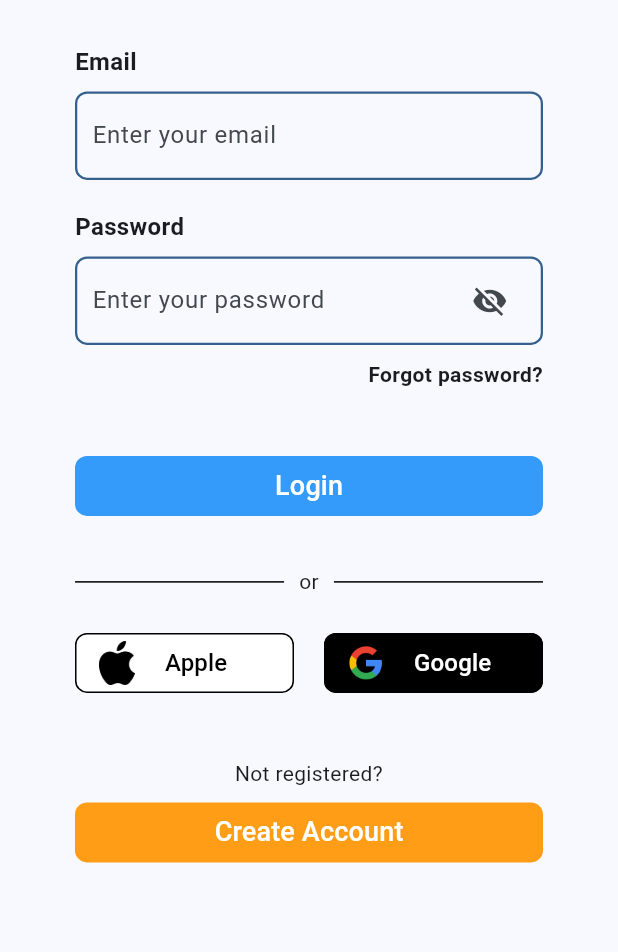
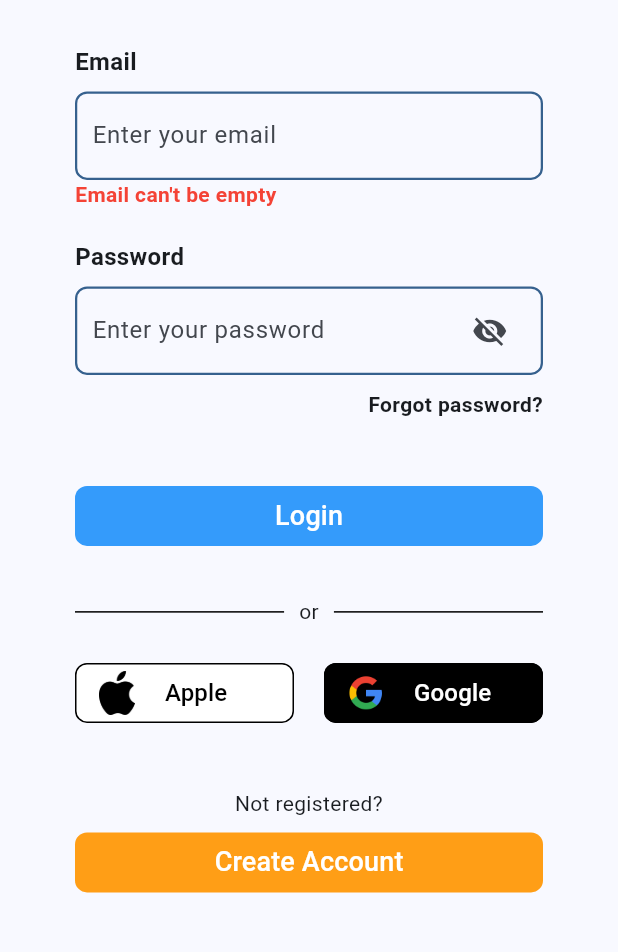
Before and after one commit to amarosv/SongSwipe, a Flutter app: the LoginView screen opened directly with empty values, after a tap on "Login", on a phone screen of 412 x 824 dp, the part 232-1184 px from its top. Run offline on Flutter 3.47's test engine with Material 3 defaults, Android fonts, the phone set to English and light mode, and no system bars; our stand-ins replace firebase_auth, firebase_core, flutter_dotenv, flutter_riverpod, go_router, image_cropper and 3 more; accounts and stored records are empty; generated files the repository leaves out were written again.

Commit message:
Pantalla de login muestra errores

```diff
--- a/lib/config/languages/app_en.arb
+++ b/lib/config/languages/app_en.arb
@@ -45,5 +45,7 @@
     "verified": "verified!",
     "verified_email": "you have verified your email",
     "attention": "attention!",
-    "fill_fields": "please fill in all fields"
+    "fill_fields": "please fill in all fields",
+    "error_account_not_exists": "no user found for that email or password is wrong",
+    "error": "an error has occurred"
 }
--- a/lib/config/languages/app_es.arb
+++ b/lib/config/languages/app_es.arb
@@ -45,5 +45,7 @@
     "verified": "verificado!",
     "verified_email": "has verificado tu email",
     "attention": "atención!",
-    "fill_fields": "por favor, rellena todos los campos"
+    "fill_fields": "por favor, rellena todos los campos",
+    "error_account_not_exists": "no se ha encontrado un usuario para ese email o la contraseña es incorrecta",
+    "error": "ha ocurrido un error"
 }
--- a/lib/config/languages/app_it.arb
+++ b/lib/config/languages/app_it.arb
@@ -45,5 +45,7 @@
     "verified": "verificato!",
     "verified_email": "hai verificato la tua email",
     "attention": "attenzione!",
-    "fill_fields": "si prega di compilare tutti i campi"
+    "fill_fields": "si prega di compilare tutti i campi",
+    "error_account_not_exists": "nessun utente trovato per quell'email o la password è errata",
+    "error": "si è verificato un errore"
 }
--- a/lib/config/router/app_router.dart
+++ b/lib/config/router/app_router.dart
@@ -17,10 +17,11 @@ class AppRouter {
     // Comprobamos si el usuario esta logeado
     final user = FirebaseAuth.instance.currentUser;
 
-    if (user != null) {
-      // location = '/login';
-      location = '/login';
+    if (user != null && !user.emailVerified) {
+      location = '/verify-email';
     }
+
+    location = '/signup';
 
     // Devolvemos la ruta
     return location;
@@ -44,20 +45,22 @@ class AppRouter {
       GoRoute(
         path: '/change-theme',
         name: ChangeThemeScreen.name,
-        builder: (context, state) =>
-            ChangeThemeScreen(),
+        builder: (context, state) => ChangeThemeScreen(),
       ),
       GoRoute(
         path: '/complete-profile',
         name: CompleteProfileScreen.name,
-        builder: (context, state) =>
-            CompleteProfileScreen(),
+        builder: (context, state) => CompleteProfileScreen(),
       ),
       GoRoute(
         path: '/verify-email',
         name: VerifyEmailScreen.name,
-        builder: (context, state) =>
-            VerifyEmailScreen(),
+        builder: (context, state) => VerifyEmailScreen(),
+      ),
+      GoRoute(
+        path: '/select-artists-screen',
+        name: SelectArtistsScreen.name,
+        builder: (context, state) => SelectArtistsScreen(),
       ),
     ],
   );
--- a/lib/helpers/export_helpers.dart
+++ b/lib/helpers/export_helpers.dart
@@ -1,4 +1,5 @@
 export 'enums.dart';
 export 'preferences.dart';
 export 'strings_methods.dart';
+export 'utils.dart';
 export 'validators.dart';
--- a/lib/presentation/screens/export_screens.dart
+++ b/lib/presentation/screens/export_screens.dart
@@ -1,5 +1,6 @@
 export 'change_theme_screen.dart';
 export 'complete_profile_screen.dart';
 export 'login_screen.dart';
+export 'select_artists_screen.dart';
 export 'signup_screen.dart';
 export 'verify_email_screen.dart';
--- a/lib/presentation/views/export_views.dart
+++ b/lib/presentation/views/export_views.dart
@@ -1,5 +1,6 @@
 export 'change_theme_view.dart';
 export 'complete_profile_view.dart';
 export 'login_view.dart';
+export 'select_artists_view.dart';
 export 'signup_view.dart';
 export 'verify_email_view.dart';
--- a/lib/presentation/views/login_view.dart
+++ b/lib/presentation/views/login_view.dart
@@ -19,6 +19,14 @@ class _LoginViewState extends State<LoginView> {
   // Constante que almacena la ruta a los logos
   final String assetsPath = 'assets/images/logos';
 
+  // Booleanos que controlan cuando se muestran los mensajes de error
+  bool _showErrorEmail = false;
+  bool _showErrorPassword = false;
+
+  // Cadenas que almacenan los mensajes de error
+  String _emailError = '';
+  String _passwordError = '';
+
   // Controllers de los TextField
   late TextEditingController emailController;
   late TextEditingController passwordController;
@@ -28,7 +36,17 @@ class _LoginViewState extends State<LoginView> {
     super.initState();
     // Inicializamos los controllers
     emailController = TextEditingController();
+    emailController.addListener(() {
+      setState(() {
+        _showErrorEmail = false;
+      });
+    });
     passwordController = TextEditingController();
+    passwordController.addListener(() {
+      setState(() {
+        _showErrorPassword = false;
+      });
+    });
   }
 
   @override
@@ -79,6 +97,20 @@ class _LoginViewState extends State<LoginView> {
                 textEditingController: emailController,
               ),
 
+              // Mensaje de error del email
+              _showErrorEmail
+                  ? Padding(
+                      padding: const EdgeInsets.symmetric(horizontal: 50),
+                      child: SizedBox(
+                          width: width,
+                          child: Text(
+                            _emailError,
+                            style: TextStyle(
+                                color: Colors.red, fontWeight: FontWeight.bold),
+                          )),
+                    )
+                  : Container(),
+
               const SizedBox(height: 20),
 
               // CustomTextField para la contraseña
@@ -90,6 +122,20 @@ class _LoginViewState extends State<LoginView> {
                 textEditingController: passwordController,
                 isPassword: true,
               ),
+
+              // Mensaje de error de la contraseña
+              _showErrorPassword
+                  ? Padding(
+                      padding: const EdgeInsets.symmetric(horizontal: 50),
+                      child: SizedBox(
+                          width: width,
+                          child: Text(
+                            _passwordError,
+                            style: TextStyle(
+                                color: Colors.red, fontWeight: FontWeight.bold),
+                          )),
+                    )
+                  : Container(),
 
               const SizedBox(height: 10),
 
@@ -121,6 +167,11 @@ class _LoginViewState extends State<LoginView> {
                         emailValidator(email: email, context: context);
 
                     if (resultsCheck.keys.first) {
+                      setState(() {
+                        _showErrorEmail = false;
+                        _showErrorPassword = false;
+                      });
+
                       // Comprobamos que la contraseña no esté vacía
                       if (password.isNotEmpty) {
                         // Intentamos el inicio de sesión
@@ -132,15 +183,38 @@ class _LoginViewState extends State<LoginView> {
                           print(credential.user!.email);
                         } on FirebaseAuthException catch (e) {
                           if (e.code == 'invalid-credential') {
-                            print('No user found for that email or password is wrong.');
+                            print(
+                                'No user found for that email or password is wrong.');
+
+                            showNotification(
+                                capitalizeFirstLetter(
+                                    text: localization.attention),
+                                capitalizeFirstLetter(
+                                    text:
+                                        localization.error_account_not_exists),
+                                context);
                           } else {
-                            print('An error has occurred');
+                            showNotification(
+                                capitalizeFirstLetter(
+                                    text: localization.attention),
+                                capitalizeFirstLetter(text: localization.error),
+                                context);
                           }
                         }
                       } else {
+                        setState(() {
+                          _showErrorPassword = true;
+                          _passwordError = capitalizeFirstLetter(
+                              text: localization.error_password_empty);
+                        });
                         print(localization.error_password_empty);
                       }
                     } else {
+                      setState(() {
+                        _showErrorEmail = true;
+                        _emailError = capitalizeFirstLetter(
+                            text: resultsCheck.entries.first.value);
+                      });
                       print(resultsCheck.entries.first.value);
                     }
                   },
```
Also changed, not shown: lib/helpers/utils.dart (added, +20 -0 lines), lib/presentation/screens/select_artists_screen.dart (added, +12 -0 lines), lib/presentation/views/complete_profile_view.dart (+37 -6 lines), lib/presentation/views/select_artists_view.dart (added, +10 -0 lines), lib/presentation/views/signup_view.dart (+2 -20 lines).
